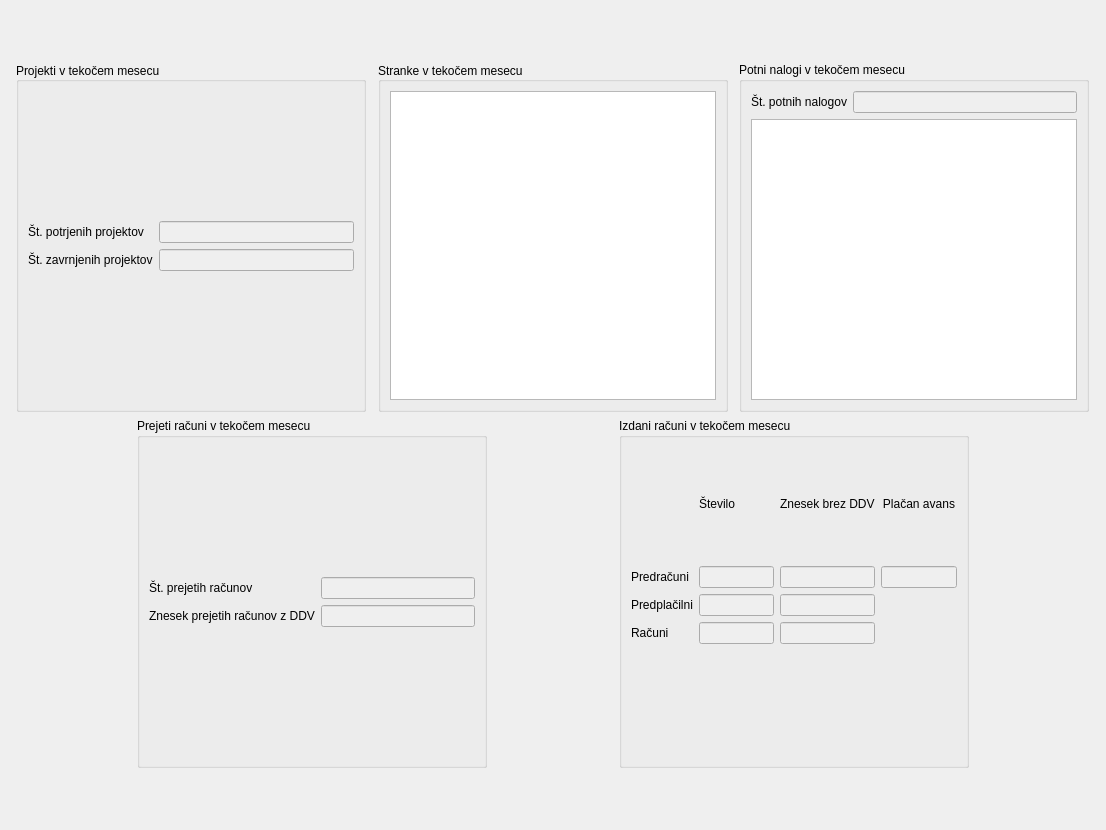
First picture: the form in wid_osnovni_pogled.ui, repository bubi-luka/BubiRacun, before the edit.
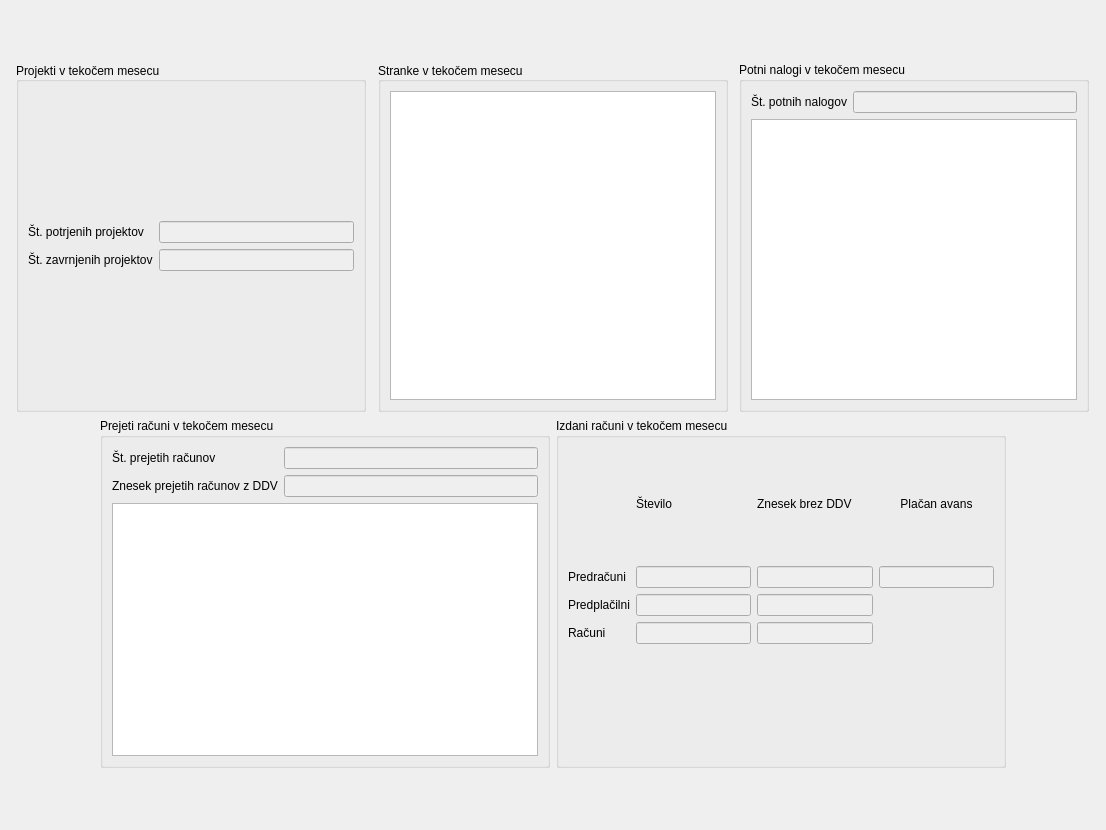
Second picture: the form after the edit.

Commit message:
DOMOV -> PREJETI RAČUNI PRIKAŽEJO VSE ŠE NEPLAČANE RAČUNE V TEM MESECU
Na osnovno stran "Domov" je dodana tabela, v kateri so prikazani prejeti
računi tekočega meseca, ki še niso bili plačani. Prikazani računi z
današnjim datumom so odebeljeni.

closes #94

Diff of the .ui file:
```diff
--- a/wid_osnovni_pogled.ui
+++ b/wid_osnovni_pogled.ui
@@ -13,7 +13,7 @@
   <property name="windowTitle">
    <string>Form</string>
   </property>
-  <layout class="QVBoxLayout" name="verticalLayout_6">
+  <layout class="QVBoxLayout" name="verticalLayout_7">
    <item>
     <spacer name="verticalSpacer">
      <property name="orientation">
@@ -296,13 +296,13 @@
       <widget class="QGroupBox" name="groupBox_5">
        <property name="minimumSize">
         <size>
-         <width>350</width>
+         <width>450</width>
          <height>350</height>
         </size>
        </property>
        <property name="maximumSize">
         <size>
-         <width>350</width>
+         <width>450</width>
          <height>350</height>
         </size>
        </property>
@@ -311,90 +311,83 @@
        </property>
        <layout class="QVBoxLayout" name="verticalLayout_3">
         <item>
+         <layout class="QVBoxLayout" name="verticalLayout_6">
+          <item>
          <layout class="QGridLayout" name="gridLayout_2">
-          <item row="1" column="0">
+            <item row="0" column="0">
            <widget class="QLabel" name="label_4">
             <property name="text">
              <string>Št. prejetih računov</string>
             </property>
            </widget>
           </item>
-          <item row="2" column="0">
+            <item row="1" column="0">
            <widget class="QLabel" name="label_5">
             <property name="text">
              <string>Znesek prejetih računov z DDV</string>
             </property>
            </widget>
           </item>
-          <item row="0" column="0">
-           <spacer name="verticalSpacer_7">
-            <property name="orientation">
-             <enum>Qt::Vertical</enum>
-            </property>
-            <property name="sizeHint" stdset="0">
-             <size>
-              <width>20</width>
-              <height>40</height>
-             </size>
-            </property>
-           </spacer>
-          </item>
-          <item row="1" column="1">
+            <item row="0" column="1">
            <widget class="QLineEdit" name="txt_prejeti_racuni">
             <property name="enabled">
              <bool>false</bool>
             </property>
            </widget>
           </item>
-          <item row="2" column="1">
+            <item row="1" column="1">
            <widget class="QLineEdit" name="txt_znesek_prejetih_racunov">
             <property name="enabled">
              <bool>false</bool>
             </property>
            </widget>
           </item>
-          <item row="3" column="0">
-           <spacer name="verticalSpacer_8">
-            <property name="orientation">
-             <enum>Qt::Vertical</enum>
-            </property>
-            <property name="sizeHint" stdset="0">
-             <size>
-              <width>20</width>
-              <height>40</height>
-             </size>
-            </property>
-           </spacer>
-          </item>
-         </layout>
-        </item>
-       </layout>
-      </widget>
+           </layout>
      </item>
      <item>
-      <spacer name="horizontalSpacer_10">
-       <property name="orientation">
-        <enum>Qt::Horizontal</enum>
-       </property>
-       <property name="sizeHint" stdset="0">
+           <widget class="QTableWidget" name="tbl_prejeti_racuni">
+            <property name="enabled">
+             <bool>true</bool>
+            </property>
+            <property name="minimumSize">
         <size>
-         <width>40</width>
-         <height>20</height>
-        </size>
-       </property>
-      </spacer>
+              <width>0</width>
+              <height>0</height>
+             </size>
+            </property>
+            <property name="maximumSize">
+             <size>
+              <width>16777215</width>
+              <height>16777215</height>
+             </size>
+            </property>
+            <property name="editTriggers">
+             <set>QAbstractItemView::NoEditTriggers</set>
+            </property>
+            <property name="selectionMode">
+             <enum>QAbstractItemView::SingleSelection</enum>
+            </property>
+            <property name="selectionBehavior">
+             <enum>QAbstractItemView::SelectRows</enum>
+            </property>
+           </widget>
+          </item>
+         </layout>
+        </item>
+       </layout>
+      </widget>
      </item>
      <item>
       <widget class="QGroupBox" name="groupBox_4">
        <property name="minimumSize">
         <size>
-         <width>350</width>
+         <width>450</width>
          <height>350</height>
         </size>
        </property>
        <property name="maximumSize">
         <size>
-         <width>350</width>
+         <width>450</width>
          <height>350</height>
         </size>
        </property>
```
Lines whose indentation alone changed are shown as unchanged. The commit also changes 4 other files.
